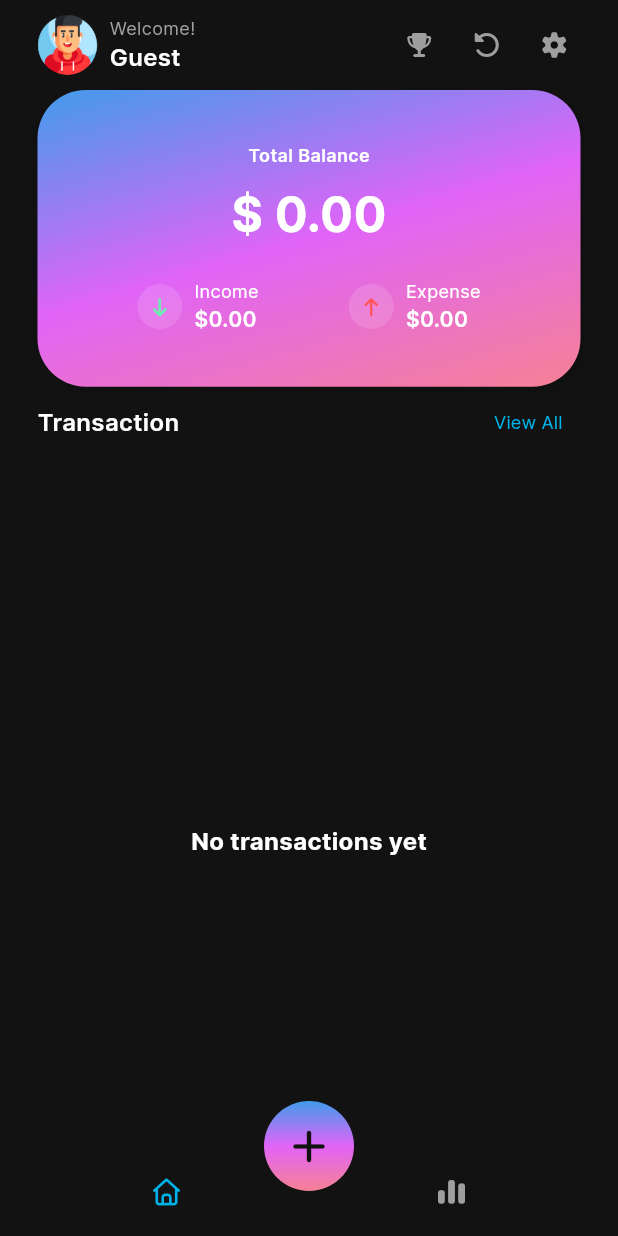
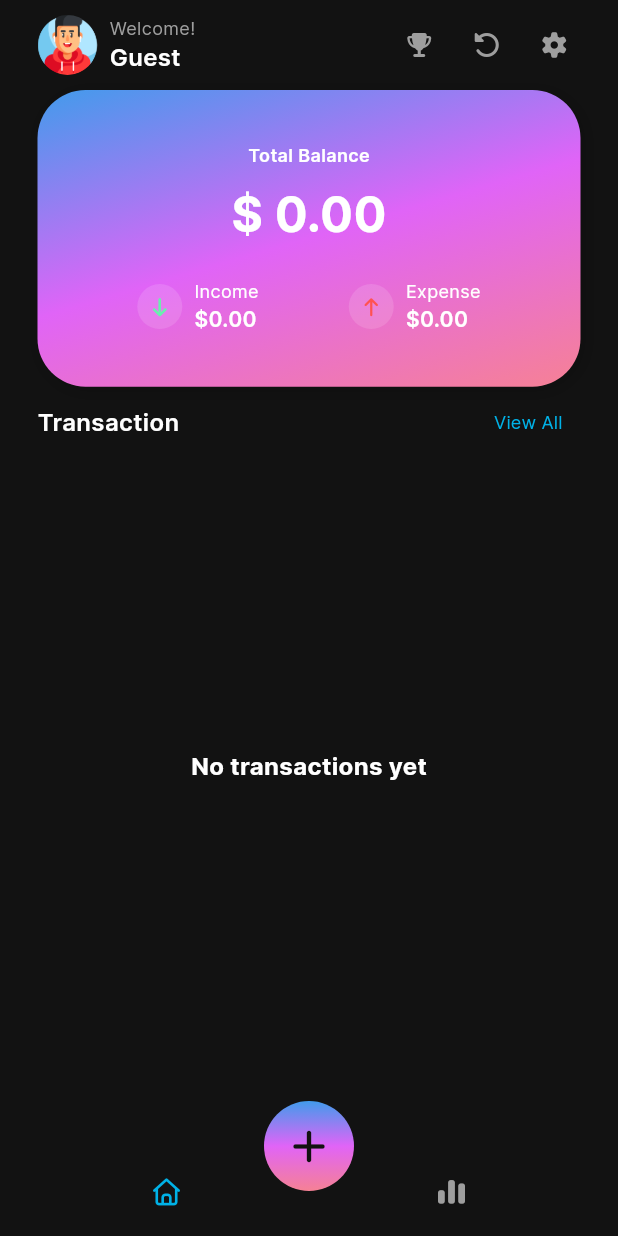
Before and after one commit to NguyenMinhDuc163/GenZ-Money-Mate, a Flutter app: the screen it shows after launch, on a phone screen of 412 x 824 dp. Run offline on Flutter 3.47's test engine with Material 3 defaults, Android fonts, the phone set to English and light mode, and no system bars; our stand-ins replace bloc, cached_network_image, cloud_firestore, device_preview, easy_localization, firebase_auth and 15 more; missing offline and left inert: pattern_formatter; accounts and stored records are empty; network calls fail.

Commit message:
feat: update ad widget handling and layout adjustments

```diff
--- a/lib/features/home/view/home_view.dart
+++ b/lib/features/home/view/home_view.dart
@@ -25,7 +25,7 @@ class _HomeViewState extends State<HomeView> {
   @override
   Widget build(BuildContext context) {
     return Scaffold(
-      extendBody: true,
+      extendBody: false,
       appBar: _buildAppBar(context),
       floatingActionButton: const AppFloatingButton(),
       floatingActionButtonLocation: FloatingActionButtonLocation.centerDocked,
--- a/lib/features/home/view/main_view.dart
+++ b/lib/features/home/view/main_view.dart
@@ -92,7 +92,10 @@ class _MainViewState extends State<MainView> {
                         ),
                   ),
                   const SizedBox(height: 8),
-                  const AdBannerWidget(placement: AdPlacement.home),
+                  const Padding(
+                    padding: EdgeInsets.only(bottom: 40),
+                    child: AdBannerWidget(placement: AdPlacement.home),
+                  ),
                 ],
               ),
             ),
--- a/lib/features/home/view/state_view.dart
+++ b/lib/features/home/view/state_view.dart
@@ -46,7 +46,10 @@ class StateView extends StatelessWidget {
               ),
             ),
             const SizedBox(height: 8),
-            const AdBannerWidget(placement: AdPlacement.stats),
+            const Padding(
+              padding: EdgeInsets.only(bottom: 40),
+              child: AdBannerWidget(placement: AdPlacement.stats),
+            ),
           ],
         ),
       ),
--- a/pubspec.yaml
+++ b/pubspec.yaml
@@ -16,7 +16,7 @@ publish_to: 'none' # Remove this line if you wish to publish to pub.dev
 # https://developer.apple.com/library/archive/documentation/General/Reference/InfoPlistKeyReference/Articles/CoreFoundationKeys.html
 # In Windows, build-name is used as the major, minor, and patch parts
 # of the product and file versions while build-number is used as the build suffix.
-version: 2.0.0+29
+version: 3.0.0+1
 environment:
   sdk: ^3.7.0
 
```
Also changed, not shown: lib/core/ads/ad_service.dart (+8 -5 lines), lib/core/ads/widgets/ad_banner_widget.dart (+6 -2 lines), lib/core/ads/widgets/native_transaction_ad_widget.dart (+6 -2 lines), lib/core/shared/tansaction_list.dart (+5 -5 lines).
